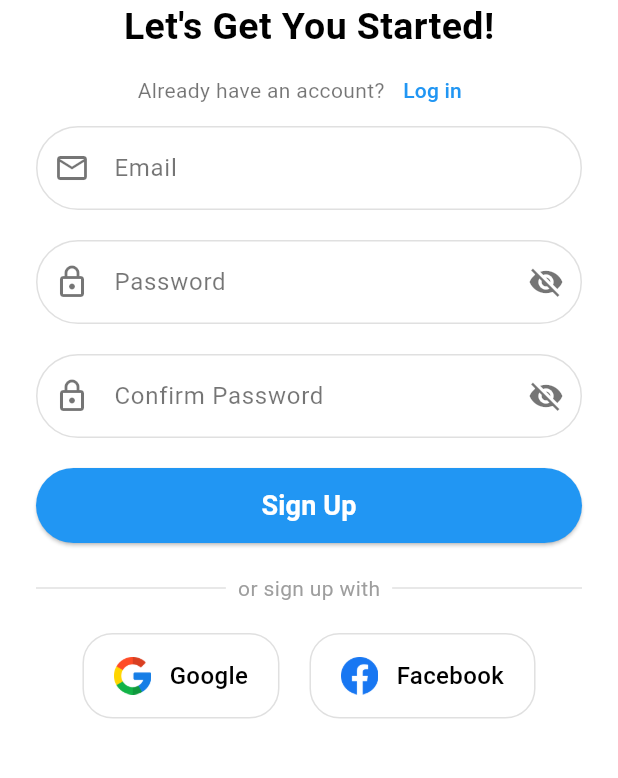
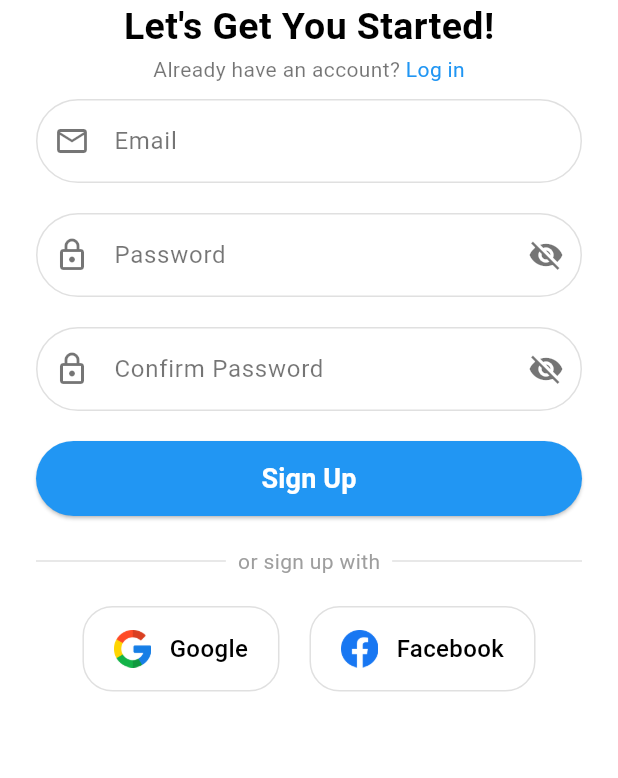
Before and after one commit to Jhn-Zechariah/PRiSM_CapstoneProject, a Flutter app: the screen it shows after launch, after a tap on "Sign Up", on a phone screen of 412 x 824 dp, the part 306-1084 px from its top. Run offline on Flutter 3.47's test engine with Material 3 defaults, Android fonts, the phone set to English and light mode, and no system bars; our stand-ins replace curved_navigation_bar, firebase_auth, firebase_core, fl_chart, flutter_bloc, lottie and 1 more; accounts and stored records are empty.

Commit message:
refactor auth flow with Bloc and dynamic page toggling
- Implement `AuthPage` to manage toggling between `LoginScreen` and `SignupScreen`.
- Integrate `AuthCubit` and `BlocConsumer` in `SplashScreen` to handle authentication states (Authenticated, Unauthenticated, AuthError).
- Move `SignupScreen` to the features directory and update its navigation logic to use `togglePages`.
- Add `MultiBlocProvider` in `main.dart` to provide `AuthCubit` globally.
- Update `LoginScreen` and `SignupScreen` to use `GestureDetector` for switching between auth modes instead of direct navigation.

```diff
--- /dev/null
+++ b/lib/features/auth/presentation/pages/auth_page.dart
@@ -0,0 +1,43 @@
+/*
+
+AUTH PAGE - Determines whether to show login/sign up
+
+ */
+
+import 'package:flutter/cupertino.dart';
+import 'package:prism_app/features/auth/presentation/pages/login_screen.dart';
+import 'package:prism_app/features/auth/presentation/pages/signup_screen.dart';
+
+class AuthPage extends StatefulWidget {
+  final VoidCallback onThemeToggle;
+  const AuthPage({super.key, required this.onThemeToggle});
+
+  @override
+  State<AuthPage> createState() => _AuthPageState();
+}
+
+class _AuthPageState extends State<AuthPage> {
+
+  //initially shows login page
+  bool showLoginPage = true;
+
+  //toggle between pages
+  void togglePages(){
+    setState(() {
+      showLoginPage = !showLoginPage;
+    });
+  }
+
+  @override
+  Widget build(BuildContext context) {
+    if(showLoginPage){
+      return LoginScreen(
+        onThemeToggle: widget.onThemeToggle,
+        togglePages: togglePages);
+    }else{
+      return SignupScreen(
+        onThemeToggle: widget.onThemeToggle,
+        togglePages: togglePages);
+    }
+  }
+}
--- a/lib/features/auth/presentation/pages/login_screen.dart
+++ b/lib/features/auth/presentation/pages/login_screen.dart
@@ -1,14 +1,14 @@
 import 'package:flutter/material.dart';
-import '../../../../screens/signup_screen.dart';
 import '../../../../screens/Dashboard_Screen.dart';
 import 'package:prism_app/features/auth/presentation/components/custom_textfield.dart';
 import 'package:prism_app/features/auth/presentation/components/custom_button.dart';
 
 
 class LoginScreen extends StatefulWidget {
+  final void Function()? togglePages;
   final VoidCallback onThemeToggle;
 
-  const LoginScreen({super.key, required this.onThemeToggle});
+  const LoginScreen({super.key, required this.togglePages,required this.onThemeToggle});
 
   @override
   LoginScreenState createState() => LoginScreenState();
@@ -77,22 +77,13 @@ class LoginScreenState extends State<LoginScreen> {
                           color: isDarkMode ? Colors.white70 : Colors.black54,
                         ),
                       ),
-                      TextButton(
-                        onPressed: () {
-                          Navigator.push(
-                            context,
-                            MaterialPageRoute(
-                              builder: (context) => SignupScreen(
-                                onThemeToggle: widget.onThemeToggle,
-                              ),
-                            ),
-                          );
-                        },
-                        child: const Text(
-                          "Sign Up",
-                          style: TextStyle(fontSize: 14, color: Colors.blue),
-                        ),
-                      ),
+                     GestureDetector(
+                       onTap: widget.togglePages,
+                       child: Text(
+                            " Sign Up",
+                            style: TextStyle(fontSize: 14, color: Colors.blue),
+                          ),
+                     ),
                     ],
                   ),
                   const SizedBox(height: 10),
--- a/lib/screens/signup_screen.dart
+++ b/lib/features/auth/presentation/pages/signup_screen.dart
@@ -1,11 +1,13 @@
 import 'package:flutter/material.dart';
-import '../features/auth/presentation/pages/login_screen.dart';
+import 'package:prism_app/features/auth/presentation/pages/auth_page.dart';
 import 'package:prism_app/features/auth/presentation/components/custom_textfield.dart';
 import 'package:prism_app/features/auth/presentation/components/custom_button.dart';
 
 class SignupScreen extends StatefulWidget {
+  final void Function()? togglePages;
   final VoidCallback onThemeToggle;
-  const SignupScreen({super.key, required this.onThemeToggle});
+
+  const SignupScreen({super.key, required this.togglePages,required this.onThemeToggle});
 
   @override
   State<SignupScreen> createState() => _SignupScreenState();
@@ -31,7 +33,7 @@ class _SignupScreenState extends State<SignupScreen> {
         context,
         MaterialPageRoute(
           builder: (context) =>
-              LoginScreen(onThemeToggle: widget.onThemeToggle),
+              AuthPage(onThemeToggle: widget.onThemeToggle),
         ),
       );
     }
@@ -84,24 +86,16 @@ class _SignupScreenState extends State<SignupScreen> {
                           color: isDarkMode ? Colors.white70 : Colors.black54,
                         ),
                       ),
-                      TextButton(
-                        onPressed: () {
-                          Navigator.pushReplacement(
-                            context,
-                            MaterialPageRoute(
-                              builder: (context) => LoginScreen(
-                                onThemeToggle: widget.onThemeToggle,
-                              ),
-                            ),
-                          );
-                        },
-                        child: const Text(
-                          "Log in",
-                          style: TextStyle(fontSize: 14, color: Colors.blue),
-                        ),
-                      ),
+                    GestureDetector(
+                      onTap: widget.togglePages,
+                      child: Text(
+                            " Log in",
+                            style: TextStyle(fontSize: 14, color: Colors.blue),
+                          ),
+                    ),
                     ],
                   ),
+                  const SizedBox(height: 10),
 
                   // Email Field
                   CustomTextField(
--- a/lib/main.dart
+++ b/lib/main.dart
@@ -1,15 +1,21 @@
 import 'package:firebase_core/firebase_core.dart';
 import 'package:flutter/material.dart';
+import 'package:flutter_bloc/flutter_bloc.dart';
+import 'package:prism_app/features/auth/data/firebase_auth_repo.dart';
+import 'package:prism_app/features/auth/presentation/cubits/auth_cubit.dart';
+import 'package:prism_app/features/auth/presentation/cubits/auth_states.dart';
+import 'package:prism_app/features/auth/presentation/pages/auth_page.dart';
 import 'package:prism_app/firebase_options.dart';
+import 'package:prism_app/screens/Dashboard_Screen.dart';
 import 'package:prism_app/screens/splash_screen.dart';
 import 'package:prism_app/themes/app_theme.dart';
 
 void main() async {
-  //firebase setup
+  // firebase setup
   WidgetsFlutterBinding.ensureInitialized();
   await Firebase.initializeApp(options: DefaultFirebaseOptions.currentPlatform);
 
-  //run app
+  // run app
   runApp(const MyApp());
 }
 
@@ -23,6 +29,9 @@ class MyApp extends StatefulWidget {
 class _MyAppState extends State<MyApp> {
   ThemeMode _themeMode = ThemeMode.system;
 
+  //auth repo
+  final firebaseAuthRepo = FirebaseAuthRepo();
+
   void toggleTheme() {
     setState(() {
       _themeMode = _themeMode == ThemeMode.light ? ThemeMode.dark : ThemeMode.light;
@@ -31,15 +40,24 @@ class _MyAppState extends State<MyApp> {
 
   @override
   Widget build(BuildContext context) {
-    return MaterialApp(
-      debugShowCheckedModeBanner: false,
-
-      // 👇 Use the extracted themes here
-      theme: AppTheme.lightTheme,
-      darkTheme: AppTheme.darkTheme,
-
-      themeMode: _themeMode,
-      home: SplashScreen(onThemeToggle: toggleTheme),
+    return MultiBlocProvider(
+      providers: [
+        //auth cubit
+        BlocProvider<AuthCubit>(create: (context) => AuthCubit(authRepo: firebaseAuthRepo)..checkAuth(),
+        ),
+      ],
+      //app
+      child: MaterialApp(
+        debugShowCheckedModeBanner: false,
+        // Use the extracted themes here
+        theme: AppTheme.lightTheme,
+        darkTheme: AppTheme.darkTheme,
+        themeMode: _themeMode,
+        /*
+        Bloc consumer - Auth
+         */
+        home: SplashScreen(onThemeToggle: toggleTheme)
+      )
     );
   }
 }
--- a/lib/screens/Dashboard_Screen.dart
+++ b/lib/screens/Dashboard_Screen.dart
@@ -1,5 +1,6 @@
 import 'package:fl_chart/fl_chart.dart';
 import 'package:flutter/material.dart';
+import 'package:prism_app/features/auth/presentation/pages/auth_page.dart';
 import '../features/auth/presentation/pages/login_screen.dart';
 import 'package:curved_navigation_bar/curved_navigation_bar.dart';
 import 'package:prism_app/screens/Pig_profiles.dart';
@@ -193,7 +194,7 @@ class _DashboardScreenState extends State<DashboardScreen> {
                 context,
                 MaterialPageRoute(
                   builder: (context) =>
-                      LoginScreen(onThemeToggle: widget.onThemeToggle),
+                      AuthPage(onThemeToggle: widget.onThemeToggle),
                 ),
                 (route) => false,
               );
--- a/lib/screens/splash_screen.dart
+++ b/lib/screens/splash_screen.dart
@@ -1,6 +1,12 @@
 import 'package:flutter/material.dart';
+import 'package:flutter_bloc/flutter_bloc.dart';
 import 'package:lottie/lottie.dart';
-import '../features/auth/presentation/pages/login_screen.dart';
+import 'package:prism_app/features/auth/presentation/pages/auth_page.dart';
+
+import '../features/auth/presentation/cubits/auth_cubit.dart';
+import '../features/auth/presentation/cubits/auth_states.dart';
+import 'Dashboard_Screen.dart';
+
 
 class SplashScreen extends StatefulWidget {
   // 1. Define the parameter to receive the function from main.dart
@@ -55,7 +61,30 @@ class SplashScreenState extends State<SplashScreen>
     Navigator.pushReplacement(
       context,
       MaterialPageRoute(
-        builder: (_) => LoginScreen(onThemeToggle: widget.onThemeToggle),
+        builder: (_) =>  BlocConsumer<AuthCubit, AuthState>(
+          builder: (context, state) {
+            // unauthenticated -> auth page (login/register)
+            if (state is Unauthenticated) {
+              return AuthPage(onThemeToggle: widget.onThemeToggle);
+            }
+
+            //authenticated -> homepage/dashboard
+            if (state is Authenticated) {
+              return DashboardScreen(onThemeToggle: widget.onThemeToggle);
+            }
+            //loading...
+            else{
+              return Center(
+                child: CircularProgressIndicator(),
+              );
+            }
+          },
+          listener: (context, state){
+            if (state is AuthError) {
+              ScaffoldMessenger.of(context).showSnackBar(SnackBar(content: Text(state.message)));
+            }
+          },
+        ),
       ),
     );
   }
```
